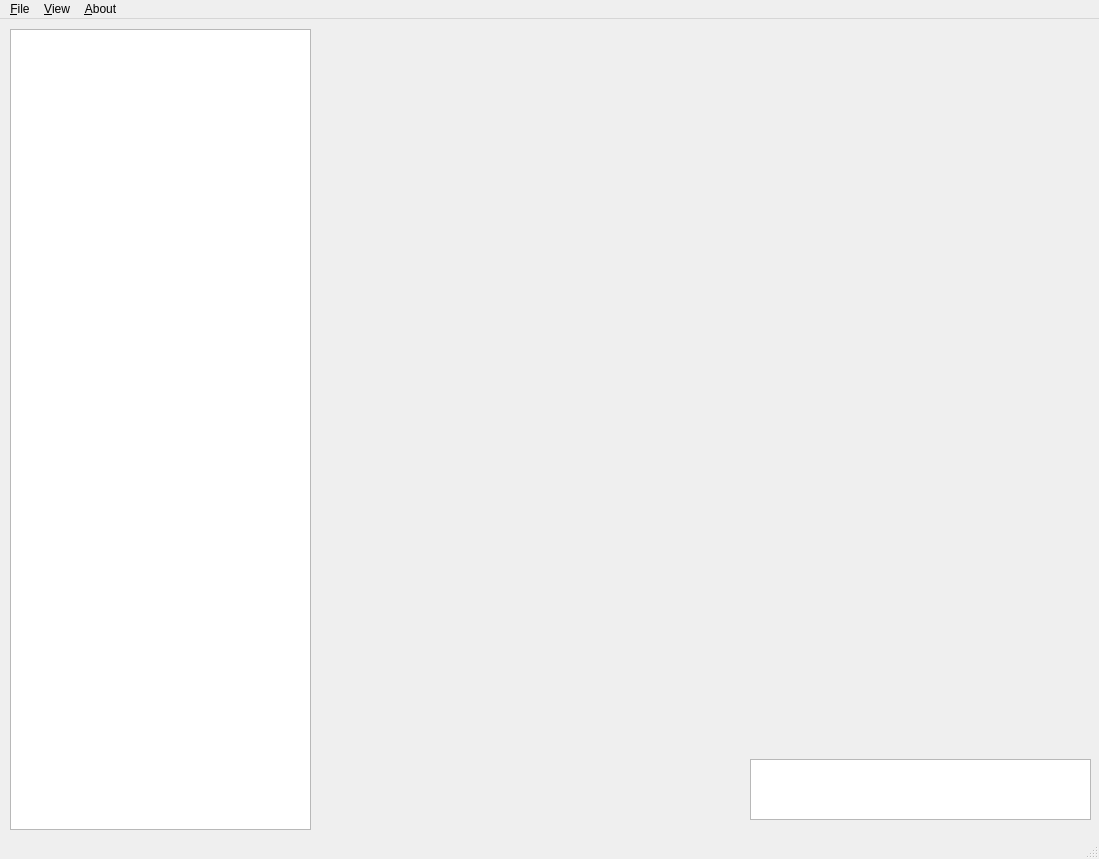
Above: untitled.ui from kthordarson/torqtool before the change. Below: the same form after it.
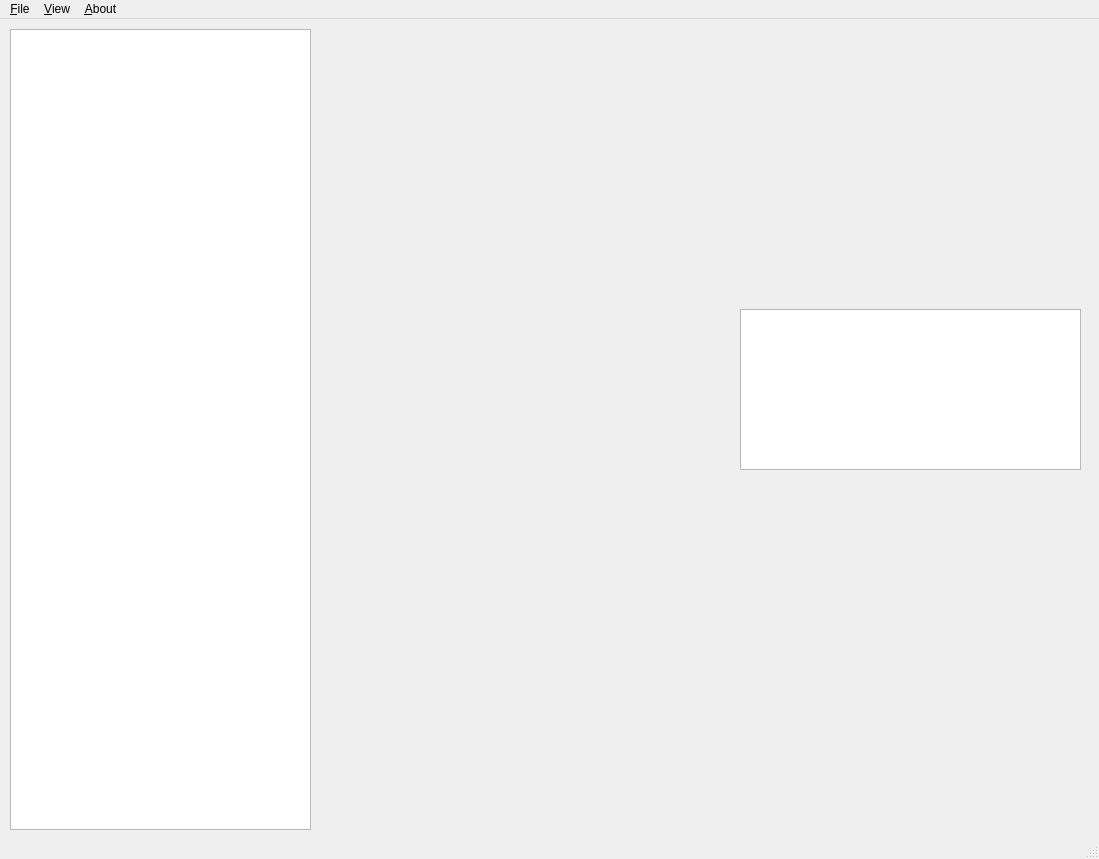
That is the form after the change.

Patch:
```diff
--- a/untitled.ui
+++ b/untitled.ui
@@ -32,20 +32,20 @@
    <widget class="QListView" name="listView">
     <property name="geometry">
      <rect>
-      <x>750</x>
-      <y>740</y>
+      <x>740</x>
+      <y>290</y>
       <width>341</width>
-      <height>61</height>
+      <height>161</height>
      </rect>
     </property>
    </widget>
    <widget class="QWidget" name="horizontalLayoutWidget">
     <property name="geometry">
      <rect>
-      <x>410</x>
-      <y>740</y>
-      <width>321</width>
-      <height>71</height>
+      <x>330</x>
+      <y>290</y>
+      <width>401</width>
+      <height>221</height>
      </rect>
     </property>
     <layout class="QHBoxLayout" name="main_layout"/>
```
Left out of the diff: 2 changed lines with no effect on the pictures.
